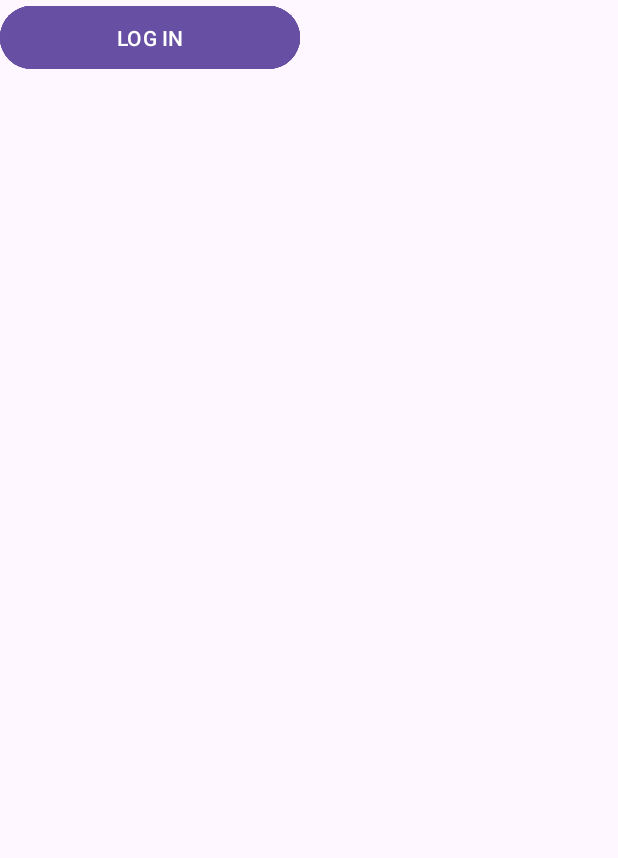
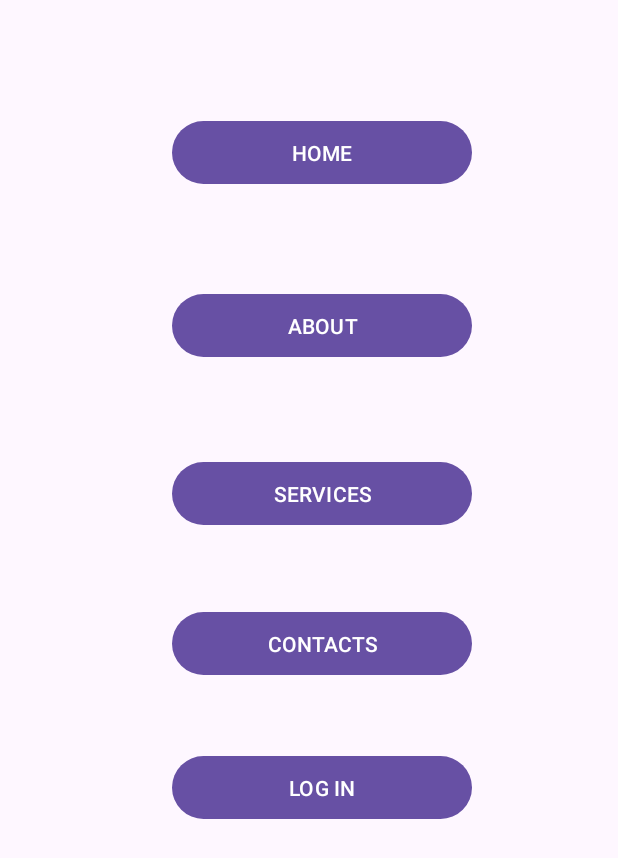
Before and after one commit to TKTEE/registrationapp, an Android app: the layout activity_main.xml on its own in the app's theme, with its tools: preview values and no code run, on a phone screen of 412 x 824 dp. Shown: the top 858 px of the screen. Run offline under Robolectric (Android 15) with nearby library versions, the phone set to English and light mode, and no system bars.

Commit message:
simple nav

```diff
--- a/app/src/main/res/layout/activity_main.xml
+++ b/app/src/main/res/layout/activity_main.xml
@@ -12,43 +12,63 @@
         android:layout_width="200dp"
         android:layout_height="50dp"
         android:text="HOME"
-        tools:layout_editor_absoluteX="138dp"
-        tools:layout_editor_absoluteY="77dp"
-        tools:ignore="MissingConstraints" />
+        app:layout_constraintBottom_toBottomOf="parent"
+        app:layout_constraintEnd_toEndOf="parent"
+        app:layout_constraintHorizontal_bias="0.54"
+        app:layout_constraintStart_toStartOf="parent"
+        app:layout_constraintTop_toTopOf="parent"
+        app:layout_constraintVertical_bias="0.099"
+         />
 
     <Button
         android:id="@+id/btnabout"
         android:layout_width="200dp"
         android:layout_height="50dp"
         android:text="ABOUT"
-        tools:ignore="MissingConstraints"
-        tools:layout_editor_absoluteX="138dp"
-        tools:layout_editor_absoluteY="168dp" />
+        app:layout_constraintBottom_toBottomOf="parent"
+        app:layout_constraintEnd_toEndOf="parent"
+        app:layout_constraintHorizontal_bias="0.54"
+        app:layout_constraintStart_toStartOf="parent"
+        app:layout_constraintTop_toTopOf="parent"
+        app:layout_constraintVertical_bias="0.248"
+         />
 
     <Button
         android:id="@+id/btnservices"
         android:layout_width="200dp"
         android:layout_height="50dp"
         android:text="SERVICES"
-        tools:ignore="MissingConstraints"
-        tools:layout_editor_absoluteX="138dp"
-        tools:layout_editor_absoluteY="266dp" />
+        app:layout_constraintBottom_toBottomOf="parent"
+        app:layout_constraintEnd_toEndOf="parent"
+        app:layout_constraintHorizontal_bias="0.54"
+        app:layout_constraintStart_toStartOf="parent"
+        app:layout_constraintTop_toTopOf="parent"
+        app:layout_constraintVertical_bias="0.393"
+         />
 
     <Button
         android:id="@+id/btncontacts"
         android:layout_width="200dp"
         android:layout_height="50dp"
         android:text="CONTACTS"
-        tools:ignore="MissingConstraints"
-        tools:layout_editor_absoluteX="138dp"
-        tools:layout_editor_absoluteY="366dp" />
+        app:layout_constraintBottom_toBottomOf="parent"
+        app:layout_constraintEnd_toEndOf="parent"
+        app:layout_constraintHorizontal_bias="0.54"
+        app:layout_constraintStart_toStartOf="parent"
+        app:layout_constraintTop_toTopOf="parent"
+        app:layout_constraintVertical_bias="0.522"
+        />
 
     <Button
         android:id="@+id/btnlogin"
         android:layout_width="200dp"
         android:layout_height="50dp"
         android:text="LOG IN"
-        tools:ignore="MissingConstraints"
-        tools:layout_editor_absoluteX="138dp"
-        tools:layout_editor_absoluteY="475dp" />
+        app:layout_constraintBottom_toBottomOf="parent"
+        app:layout_constraintEnd_toEndOf="parent"
+        app:layout_constraintHorizontal_bias="0.54"
+        app:layout_constraintStart_toStartOf="parent"
+        app:layout_constraintTop_toTopOf="parent"
+        app:layout_constraintVertical_bias="0.646"
+        />
 </androidx.constraintlayout.widget.ConstraintLayout>
```
Also changed, not shown: app/src/main/java/com/example/simplenavigationapp/MainActivity.kt (+5 -3 lines).
